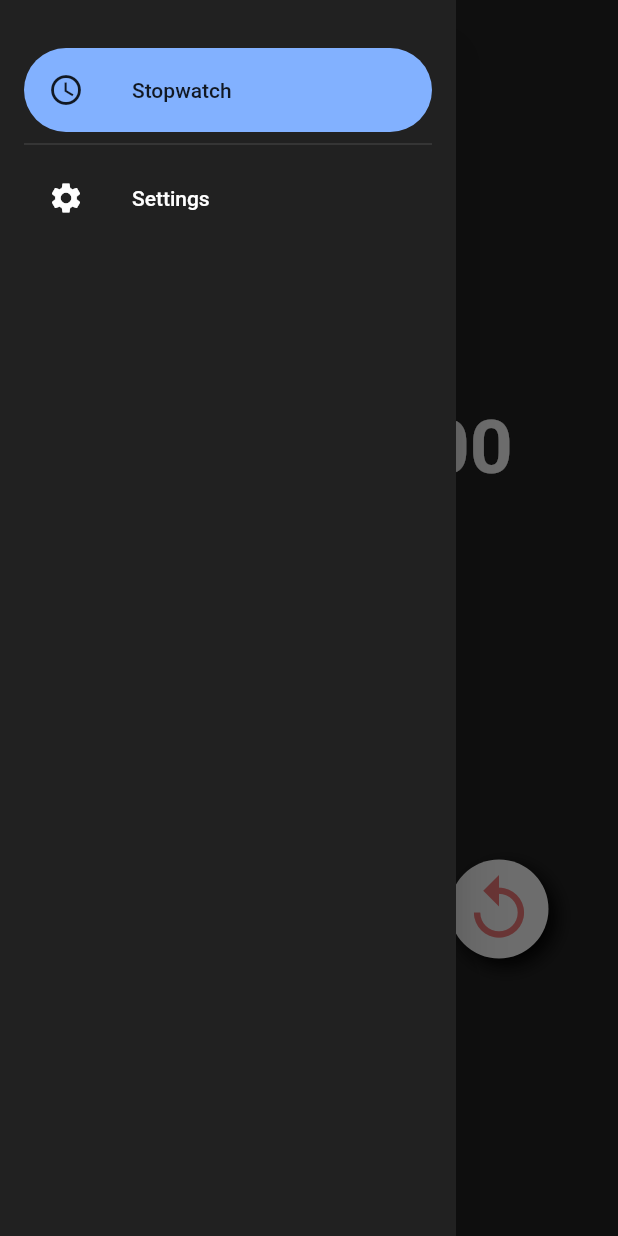
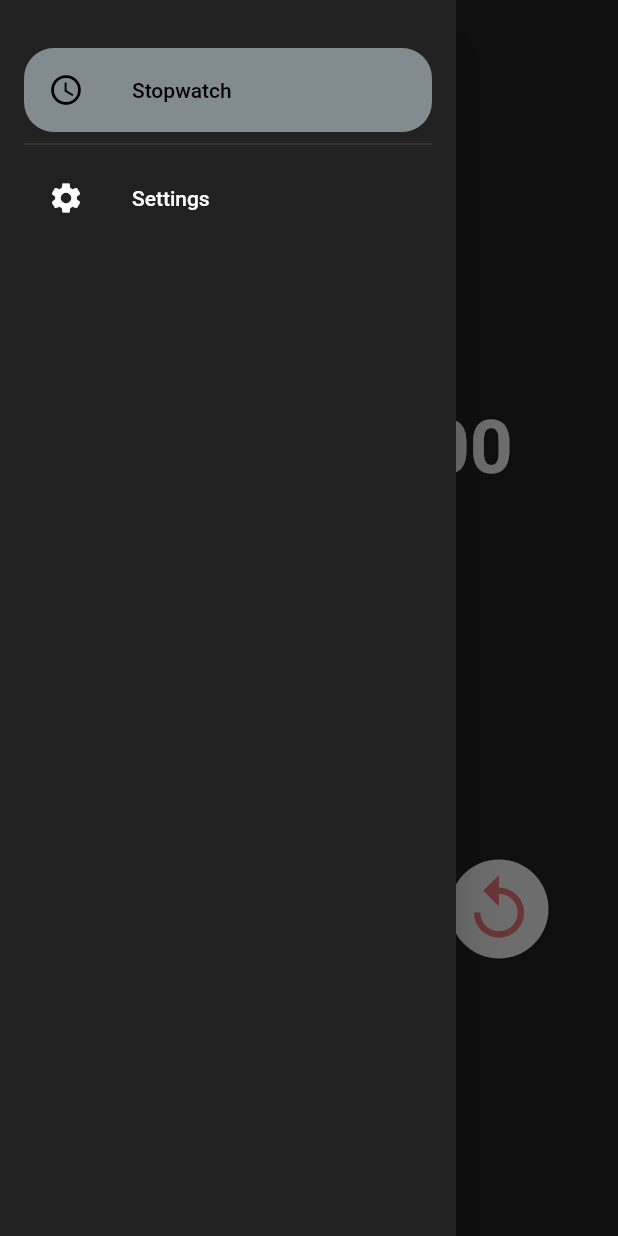
Before and after one commit to zob22/TimeStop, a Flutter app: the screen it shows after launch, with the side drawer open, on a phone screen of 412 x 824 dp. Run offline on Flutter 3.47's test engine with Material 2 defaults, Android fonts, the phone set to English and light mode, and no system bars.

Commit message:
Timestop 0.2.0
+Provider package
+Nav Drawer
+Color Schemes
-Removed shadow effect from buttons
Fixed reset timer bug

```diff
--- a/lib/main.dart
+++ b/lib/main.dart
@@ -1,8 +1,12 @@
 import 'package:flutter/material.dart';
+import 'package:timestop/widgets/background.dart';
 import 'screens/home_screen.dart';
+import 'package:provider/provider.dart';
 
 void main() {
-  runApp(const MyApp());
+  runApp(MultiProvider(providers: [
+    ChangeNotifierProvider(create: (_) => Background()),
+  ], child: const MyApp()));
 }
 
 class MyApp extends StatelessWidget {
@@ -16,7 +20,7 @@ class MyApp extends StatelessWidget {
         primarySwatch: Colors.blueGrey, // Set primarySwatch to blueGrey
         brightness: Brightness.dark, // Set the brightness to dark
       ),
-      home: const MyHomePage(title: 'TimeStop'),
+      home: const HomeScreen(),
     );
   }
 }
--- a/lib/screens/home_screen.dart
+++ b/lib/screens/home_screen.dart
@@ -1,16 +1,18 @@
 import 'dart:async';
 import 'package:flutter/material.dart';
+import 'package:provider/provider.dart';
 import 'package:timestop/screens/settings_screen.dart';
+import 'package:timestop/widgets/background.dart';
 import 'package:timestop/widgets/drawer_nav.dart';
 
-class MyHomePage extends StatefulWidget {
-  const MyHomePage({super.key, required this.title});
-  final String title;
+class HomeScreen extends StatefulWidget {
+  const HomeScreen({super.key});
   @override
-  State<MyHomePage> createState() => _MyHomePageState();
+  State<HomeScreen> createState() => _HomeScreenState();
 }
 
-class _MyHomePageState extends State<MyHomePage> {
+class _HomeScreenState extends State<HomeScreen> {
+  // Initialize with default value
   //Business logic
   int milliseconds = 0, seconds = 0, minutes = 0, hours = 0;
   String digitMilliseconds = "00",
@@ -29,9 +31,9 @@ class _MyHomePageState extends State<MyHomePage> {
     _scaffoldKey.currentState!.openDrawer();
   }
 
-  void _closeDrawer() {
-    Navigator.of(context).pop();
-  }
+  // void _closeDrawer() {
+  //   Navigator.of(context).pop();
+  // }
 
   //Stop timer function
   void stop() {
@@ -43,7 +45,9 @@ class _MyHomePageState extends State<MyHomePage> {
 
   //Reset timer function
   void reset() {
-    timer!.cancel();
+    if (timer != null) {
+      timer!.cancel();
+    }
     setState(() {
       lapDisplay = false;
       milliseconds = 0;
@@ -140,14 +144,15 @@ class _MyHomePageState extends State<MyHomePage> {
   //Visual design
   @override
   Widget build(BuildContext context) {
+    final background = context.watch<Background>();
     return Scaffold(
       key: _scaffoldKey,
-      backgroundColor: Colors.grey[900],
+      backgroundColor: background.selectedColor,
       drawer: Drawer(
-        backgroundColor: Colors.grey[900],
-        child: SingleChildScrollView(
-          padding: const EdgeInsets.all(16.0),
-          child: SafeArea(
+        backgroundColor: background.selectedColor,
+        child: SafeArea(
+          child: SingleChildScrollView(
+            padding: const EdgeInsets.all(16.0),
             child: Column(
               crossAxisAlignment: CrossAxisAlignment.start,
               children: [
@@ -170,7 +175,9 @@ class _MyHomePageState extends State<MyHomePage> {
                     Navigator.pop(context);
                     Navigator.push(
                       context,
-                      MaterialPageRoute(builder: (context) => SettingsPage()),
+                      MaterialPageRoute(
+                          builder: (context) => SettingsScreen(
+                              selectedColor: background.selectedColor)),
                     );
                   },
                   selected: false,
@@ -245,7 +252,7 @@ class _MyHomePageState extends State<MyHomePage> {
                   height: lapView(),
                   margin: const EdgeInsets.only(left: 8.0, right: 8.0),
                   decoration: BoxDecoration(
-                    color: Colors.grey[850],
+                    color: Colors.black.withOpacity(0.2),
                     borderRadius: BorderRadius.circular(8.0),
                   ),
                   child: ListView.builder(
@@ -309,13 +316,6 @@ class _MyHomePageState extends State<MyHomePage> {
                       decoration: const ShapeDecoration(
                         color: Color.fromARGB(255, 238, 238, 238),
                         shape: CircleBorder(),
-                        shadows: [
-                          BoxShadow(
-                            color: Colors.black,
-                            offset: Offset(5.0, 5.0),
-                            blurRadius: 10.0,
-                          )
-                        ],
                       ),
                       child: IconButton(
                         iconSize: 50.0,
@@ -336,13 +336,6 @@ class _MyHomePageState extends State<MyHomePage> {
                       decoration: const ShapeDecoration(
                         color: Color.fromARGB(255, 238, 238, 238),
                         shape: CircleBorder(),
-                        shadows: [
-                          BoxShadow(
-                            color: Colors.black,
-                            offset: Offset(5.0, 5.0),
-                            blurRadius: 10.0,
-                          )
-                        ],
                       ),
                       child: IconButton(
                         iconSize: 70.0,
@@ -366,13 +359,6 @@ class _MyHomePageState extends State<MyHomePage> {
                       decoration: const ShapeDecoration(
                         color: Color.fromARGB(255, 238, 238, 238),
                         shape: CircleBorder(),
-                        shadows: [
-                          BoxShadow(
-                            color: Colors.black,
-                            offset: Offset(5.0, 5.0),
-                            blurRadius: 10.0,
-                          )
-                        ],
                       ),
                       child: IconButton(
                         iconSize: 50.0,
--- /dev/null
+++ b/lib/widgets/background.dart
@@ -0,0 +1,21 @@
+import 'package:flutter/material.dart';
+
+class Background with ChangeNotifier {
+  final List<Color> _colors = [
+    Colors.grey.shade900,
+    Colors.pink.shade900,
+    Colors.green.shade900,
+    Colors.blue.shade900,
+    Colors.deepOrange.shade900,
+    Colors.purple.shade900,
+  ];
+  Color _selectedColor = Colors.grey.shade900;
+
+  List<Color> get colors => _colors;
+  Color get selectedColor => _selectedColor;
+
+  void setColor(Color value) {
+    _selectedColor = value;
+    notifyListeners();
+  }
+}
--- a/lib/widgets/drawer_nav.dart
+++ b/lib/widgets/drawer_nav.dart
@@ -17,14 +17,14 @@ class DrawerNavigationItem extends StatelessWidget {
   Widget build(BuildContext context) {
     return ListTile(
       shape: RoundedRectangleBorder(
-        borderRadius: BorderRadius.circular(30.0),
+        borderRadius: BorderRadius.circular(20),
       ),
       leading: Icon(iconData),
       onTap: onTap,
       title: Text(title),
-      selectedTileColor: Colors.blueAccent.shade100,
+      selectedTileColor: Colors.lightBlue.shade50.withOpacity(0.5),
       selected: selected,
-      selectedColor: Colors.black87,
+      selectedColor: Colors.black,
     );
   }
 }
--- a/pubspec.yaml
+++ b/pubspec.yaml
@@ -37,6 +37,7 @@ dependencies:
   # Use with the CupertinoIcons class for iOS style icons.
   cupertino_icons: ^1.0.2
   flutter_launcher_icons: ^0.10.0
+  provider: ^6.0.5
 
 dev_dependencies:
   flutter_test:
```
Also changed, not shown: lib/screens/settings_screen.dart (added, +41 -0 lines), lib/widgets/color_dropdown.dart (added, +42 -0 lines).
